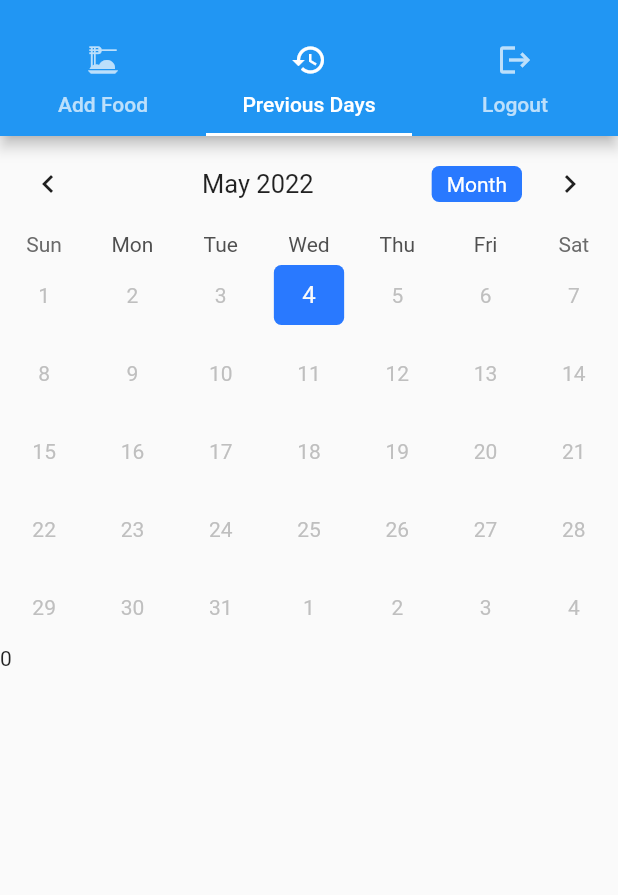
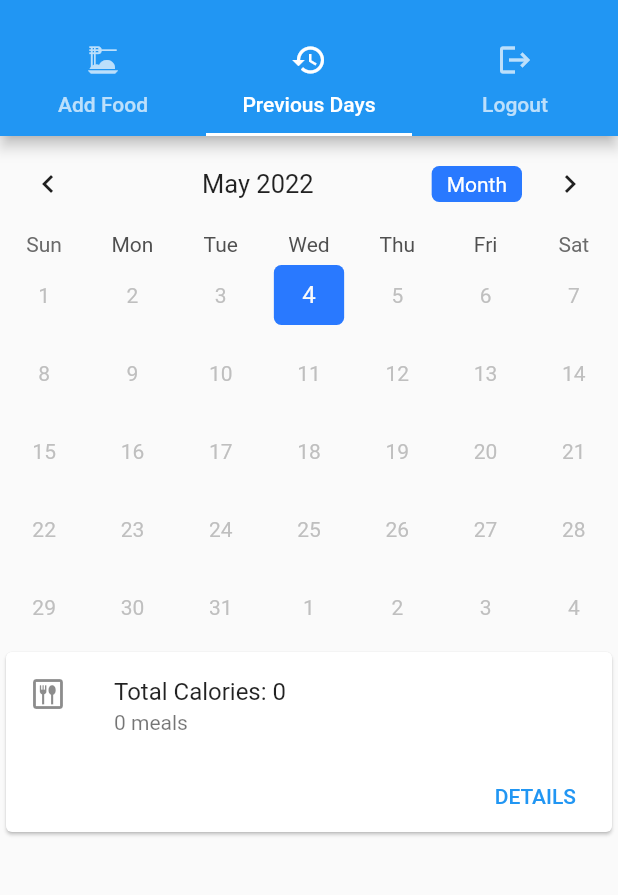
Before and after one commit to amahi2001/Calorie-Tracker, a Flutter app: the screen it shows once a user with an empty profile is signed in, tab 2 chosen, on a phone screen of 412 x 824 dp, the part 59-954 px from its top. Run offline on Flutter 3.47's test engine with Material 2 defaults, Android fonts, the phone set to English and light mode, and no system bars; drawn by our look-alikes of table_calendar; our stand-ins replace cloud_firestore, firebase_auth, firebase_core, flutter_signin_button, google_sign_in; missing offline and left inert: twitter_login; accounts and stored records are empty.

Commit message:
quickview card

```diff
--- a/group3/lib/previous_days.dart
+++ b/group3/lib/previous_days.dart
@@ -161,8 +161,48 @@ class _Quickview extends State<QuickView> {
                 TotalCal = TotalCal + int.parse(food.cal);
               }
             }
-            return Text(TotalCal.toString());
+            List meals = [];
+            return QuickViewCard(
+                numberOfMeals: (snapshot.data?.length ?? 0).toString(),
+                totalCal: TotalCal.toString());
           }
         });
   }
 }
+
+class QuickViewCard extends StatelessWidget {
+  const QuickViewCard(
+      {Key? key, required this.numberOfMeals, required this.totalCal})
+      : super(key: key);
+
+  final String numberOfMeals;
+  final String totalCal;
+
+  @override
+  Widget build(BuildContext context) {
+    return Center(
+        child: Card(
+      child: Column(
+        mainAxisSize: MainAxisSize.min,
+        children: <Widget>[
+          ListTile(
+            leading: Icon(Icons.dining_outlined),
+            title: Text("Total Calories: " + totalCal),
+            subtitle: Text(numberOfMeals + ' meals'),
+          ),
+          Row(
+            mainAxisAlignment: MainAxisAlignment.end,
+            children: <Widget>[
+              TextButton(
+                child: const Text('DETAILS'),
+                onPressed: () {/* ... */},
+              ),
+              const SizedBox(width: 8),
+              const SizedBox(width: 8),
+            ],
+          ),
+        ],
+      ),
+    ));
+  }
+}
```
